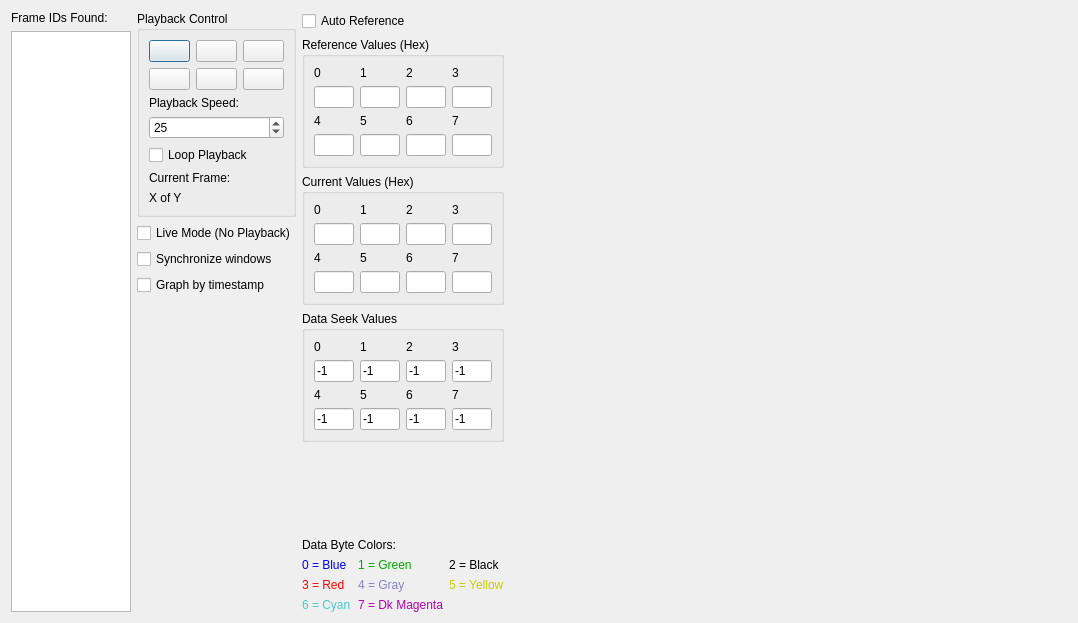
Old version of the form ui/flowviewwindow.ui in the repository collin80/SavvyCAN.
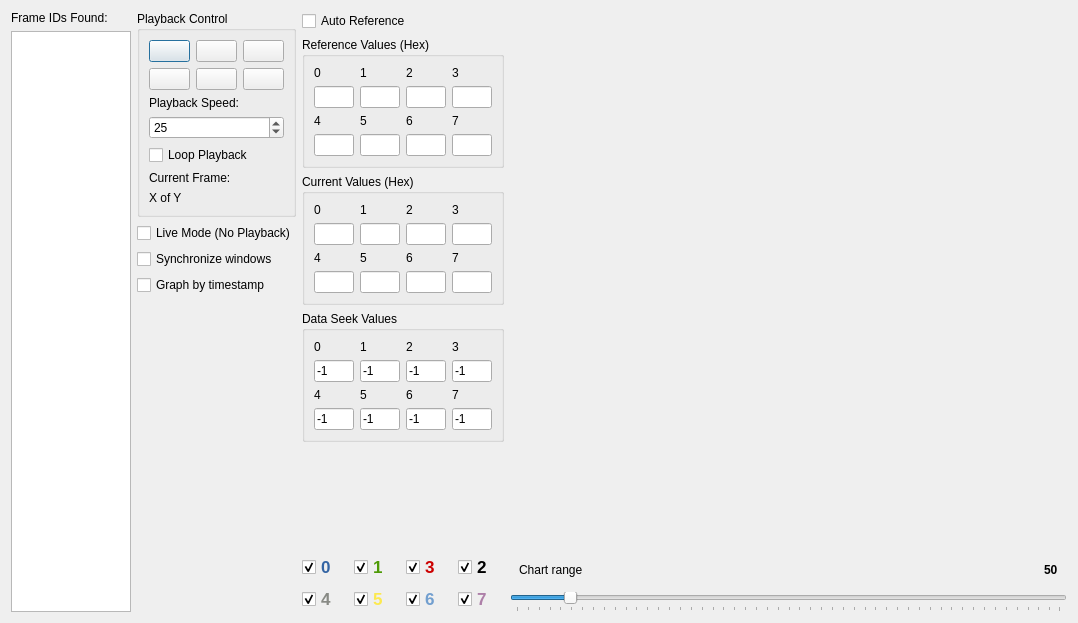
New version of the form. Icons and pictures are not drawn. Custom widgets are drawn as their Qt base class.

Commit message: Add selection of graph charts and slider to change chart range to flow view

The edit to the form file:
```diff
--- a/ui/flowviewwindow.ui
+++ b/ui/flowviewwindow.ui
@@ -1030,26 +1030,73 @@
        </property>
       </spacer>
      </item>
-     <item>
-      <widget class="QLabel" name="label_4">
-       <property name="text">
-        <string>Data Byte Colors:</string>
-       </property>
-      </widget>
-     </item>
      <item>
       <layout class="QGridLayout" name="gridLayout">
        <item row="0" column="0">
-        <widget class="QLabel" name="label_21">
+        <widget class="QCheckBox" name="check_0">
          <property name="palette">
           <palette>
            <active>
             <colorrole role="WindowText">
              <brush brushstyle="SolidPattern">
               <color alpha="255">
+               <red>52</red>
+               <green>101</green>
+               <blue>164</blue>
+              </color>
+             </brush>
+            </colorrole>
+           </active>
+           <inactive>
+            <colorrole role="WindowText">
+             <brush brushstyle="SolidPattern">
+              <color alpha="255">
+               <red>52</red>
+               <green>101</green>
+               <blue>164</blue>
+              </color>
+             </brush>
+            </colorrole>
+           </inactive>
+           <disabled>
+            <colorrole role="WindowText">
+             <brush brushstyle="SolidPattern">
+              <color alpha="255">
+               <red>120</red>
+               <green>120</green>
+               <blue>120</blue>
+              </color>
+             </brush>
+            </colorrole>
+           </disabled>
+          </palette>
+         </property>
+         <property name="font">
+          <font>
+           <pointsize>13</pointsize>
+           <weight>75</weight>
+           <bold>true</bold>
+          </font>
+         </property>
+         <property name="text">
+          <string>0</string>
+         </property>
+         <property name="checked">
+          <bool>true</bool>
+         </property>
+        </widget>
+       </item>
+       <item row="0" column="3">
+        <widget class="QCheckBox" name="check_2">
+         <property name="palette">
+          <palette>
+           <active>
+            <colorrole role="WindowText">
+             <brush brushstyle="SolidPattern">
+              <color alpha="255">
                <red>0</red>
                <green>0</green>
-               <blue>255</blue>
+               <blue>0</blue>
               </color>
              </brush>
             </colorrole>
@@ -1060,7 +1107,7 @@
               <color alpha="255">
                <red>0</red>
                <green>0</green>
-               <blue>255</blue>
+               <blue>0</blue>
               </color>
              </brush>
             </colorrole>
@@ -1078,29 +1125,140 @@
            </disabled>
           </palette>
          </property>
+         <property name="font">
+          <font>
+           <pointsize>13</pointsize>
+           <weight>75</weight>
+           <bold>true</bold>
+          </font>
+         </property>
          <property name="text">
-          <string>0 = Blue</string>
+          <string>2</string>
+         </property>
+         <property name="checked">
+          <bool>true</bool>
+         </property>
+        </widget>
+       </item>
+       <item row="0" column="1">
+        <widget class="QCheckBox" name="check_1">
+         <property name="palette">
+          <palette>
+           <active>
+            <colorrole role="WindowText">
+             <brush brushstyle="SolidPattern">
+              <color alpha="255">
+               <red>78</red>
+               <green>154</green>
+               <blue>6</blue>
+              </color>
+             </brush>
+            </colorrole>
+           </active>
+           <inactive>
+            <colorrole role="WindowText">
+             <brush brushstyle="SolidPattern">
+              <color alpha="255">
+               <red>78</red>
+               <green>154</green>
+               <blue>6</blue>
+              </color>
+             </brush>
+            </colorrole>
+           </inactive>
+           <disabled>
+            <colorrole role="WindowText">
+             <brush brushstyle="SolidPattern">
+              <color alpha="255">
+               <red>120</red>
+               <green>120</green>
+               <blue>120</blue>
+              </color>
+             </brush>
+            </colorrole>
+           </disabled>
+          </palette>
+         </property>
+         <property name="font">
+          <font>
+           <pointsize>13</pointsize>
+           <weight>75</weight>
+           <bold>true</bold>
+          </font>
+         </property>
+         <property name="text">
+          <string>1</string>
+         </property>
+         <property name="checked">
+          <bool>true</bool>
          </property>
         </widget>
        </item>
        <item row="0" column="2">
-        <widget class="QLabel" name="label_23">
+        <widget class="QCheckBox" name="check_3">
+         <property name="palette">
+          <palette>
+           <active>
+            <colorrole role="WindowText">
+             <brush brushstyle="SolidPattern">
+              <color alpha="255">
+               <red>204</red>
+               <green>0</green>
+               <blue>0</blue>
+              </color>
+             </brush>
+            </colorrole>
+           </active>
+           <inactive>
+            <colorrole role="WindowText">
+             <brush brushstyle="SolidPattern">
+              <color alpha="255">
+               <red>204</red>
+               <green>0</green>
+               <blue>0</blue>
+              </color>
+             </brush>
+            </colorrole>
+           </inactive>
+           <disabled>
+            <colorrole role="WindowText">
+             <brush brushstyle="SolidPattern">
+              <color alpha="255">
+               <red>120</red>
+               <green>120</green>
+               <blue>120</blue>
+              </color>
+             </brush>
+            </colorrole>
+           </disabled>
+          </palette>
+         </property>
+         <property name="font">
+          <font>
+           <pointsize>13</pointsize>
+           <weight>75</weight>
+           <bold>true</bold>
+          </font>
+         </property>
          <property name="text">
-          <string>2 = Black</string>
+          <string>3</string>
+         </property>
+         <property name="checked">
+          <bool>true</bool>
          </property>
         </widget>
        </item>
        <item row="1" column="0">
-        <widget class="QLabel" name="label_24">
+        <widget class="QCheckBox" name="check_4">
          <property name="palette">
           <palette>
            <active>
             <colorrole role="WindowText">
              <brush brushstyle="SolidPattern">
               <color alpha="255">
-               <red>255</red>
-               <green>0</green>
-               <blue>0</blue>
+               <red>136</red>
+               <green>138</green>
+               <blue>133</blue>
               </color>
              </brush>
             </colorrole>
@@ -1109,9 +1267,9 @@
             <colorrole role="WindowText">
              <brush brushstyle="SolidPattern">
               <color alpha="255">
-               <red>255</red>
-               <green>0</green>
-               <blue>0</blue>
+               <red>136</red>
+               <green>138</green>
+               <blue>133</blue>
               </color>
              </brush>
             </colorrole>
@@ -1129,22 +1287,32 @@
            </disabled>
           </palette>
          </property>
+         <property name="font">
+          <font>
+           <pointsize>13</pointsize>
+           <weight>75</weight>
+           <bold>true</bold>
+          </font>
+         </property>
          <property name="text">
-          <string>3 = Red</string>
+          <string>4</string>
+         </property>
+         <property name="checked">
+          <bool>true</bool>
          </property>
         </widget>
        </item>
        <item row="1" column="1">
-        <widget class="QLabel" name="label_25">
+        <widget class="QCheckBox" name="check_5">
          <property name="palette">
           <palette>
            <active>
             <colorrole role="WindowText">
              <brush brushstyle="SolidPattern">
               <color alpha="255">
-               <red>133</red>
-               <green>133</green>
-               <blue>199</blue>
+               <red>252</red>
+               <green>233</green>
+               <blue>79</blue>
               </color>
              </brush>
             </colorrole>
@@ -1153,9 +1321,9 @@
             <colorrole role="WindowText">
              <brush brushstyle="SolidPattern">
               <color alpha="255">
-               <red>133</red>
-               <green>133</green>
-               <blue>199</blue>
+               <red>252</red>
+               <green>233</green>
+               <blue>79</blue>
               </color>
              </brush>
             </colorrole>
@@ -1173,66 +1341,32 @@
            </disabled>
           </palette>
          </property>
-         <property name="text">
-          <string>4 = Gray</string>
+         <property name="font">
+          <font>
+           <pointsize>13</pointsize>
+           <weight>75</weight>
+           <bold>true</bold>
+          </font>
          </property>
-        </widget>
-       </item>
-       <item row="0" column="1">
-        <widget class="QLabel" name="label_22">
-         <property name="palette">
-          <palette>
-           <active>
-            <colorrole role="WindowText">
-             <brush brushstyle="SolidPattern">
-              <color alpha="255">
-               <red>0</red>
-               <green>170</green>
-               <blue>0</blue>
-              </color>
-             </brush>
-            </colorrole>
-           </active>
-           <inactive>
-            <colorrole role="WindowText">
-             <brush brushstyle="SolidPattern">
-              <color alpha="255">
-               <red>0</red>
-               <green>170</green>
-               <blue>0</blue>
-              </color>
-             </brush>
-            </colorrole>
-           </inactive>
-           <disabled>
-            <colorrole role="WindowText">
-             <brush brushstyle="SolidPattern">
-              <color alpha="255">
-               <red>120</red>
-               <green>120</green>
-               <blue>120</blue>
-              </color>
-             </brush>
-            </colorrole>
-           </disabled>
-          </palette>
-         </property>
          <property name="text">
-          <string>1 = Green</string>
+          <string>5</string>
+         </property>
+         <property name="checked">
+          <bool>true</bool>
          </property>
         </widget>
        </item>
        <item row="1" column="2">
-        <widget class="QLabel" name="label_26">
+        <widget class="QCheckBox" name="check_6">
          <property name="palette">
           <palette>
            <active>
             <colorrole role="WindowText">
              <brush brushstyle="SolidPattern">
               <color alpha="255">
-               <red>203</red>
-               <green>203</green>
-               <blue>0</blue>
+               <red>114</red>
+               <green>159</green>
+               <blue>207</blue>
               </color>
              </brush>
             </colorrole>
@@ -1241,9 +1375,9 @@
             <colorrole role="WindowText">
              <brush brushstyle="SolidPattern">
               <color alpha="255">
-               <red>203</red>
-               <green>203</green>
-               <blue>0</blue>
+               <red>114</red>
+               <green>159</green>
+               <blue>207</blue>
               </color>
              </brush>
             </colorrole>
@@ -1261,66 +1395,32 @@
            </disabled>
           </palette>
          </property>
-         <property name="text">
-          <string>5 = Yellow</string>
+         <property name="font">
+          <font>
+           <pointsize>13</pointsize>
+           <weight>75</weight>
+           <bold>true</bold>
+          </font>
          </property>
-        </widget>
-       </item>
-       <item row="2" column="0">
-        <widget class="QLabel" name="label_27">
-         <property name="palette">
-          <palette>
-           <active>
-            <colorrole role="WindowText">
-             <brush brushstyle="SolidPattern">
-              <color alpha="255">
-               <red>68</red>
-               <green>204</green>
-               <blue>204</blue>
-              </color>
-             </brush>
-            </colorrole>
-           </active>
-           <inactive>
-            <colorrole role="WindowText">
-             <brush brushstyle="SolidPattern">
-              <color alpha="255">
-               <red>68</red>
-               <green>204</green>
-               <blue>204</blue>
-              </color>
-             </brush>
-            </colorrole>
-           </inactive>
-           <disabled>
-            <colorrole role="WindowText">
-             <brush brushstyle="SolidPattern">
-              <color alpha="255">
-               <red>120</red>
-               <green>120</green>
-               <blue>120</blue>
-              </color>
-             </brush>
-            </colorrole>
-           </disabled>
-          </palette>
-         </property>
          <property name="text">
-          <string>6 = Cyan</string>
+          <string>6</string>
          </property>
+         <property name="checked">
+          <bool>true</bool>
+         </property>
         </widget>
        </item>
-       <item row="2" column="1">
-        <widget class="QLabel" name="label_28">
+       <item row="1" column="3">
+        <widget class="QCheckBox" name="check_7">
          <property name="palette">
           <palette>
            <active>
             <colorrole role="WindowText">
              <brush brushstyle="SolidPattern">
               <color alpha="255">
-               <red>180</red>
-               <green>0</green>
-               <blue>180</blue>
+               <red>173</red>
+               <green>127</green>
+               <blue>168</blue>
               </color>
              </brush>
             </colorrole>
@@ -1329,9 +1429,9 @@
             <colorrole role="WindowText">
              <brush brushstyle="SolidPattern">
               <color alpha="255">
-               <red>180</red>
-               <green>0</green>
-               <blue>180</blue>
+               <red>173</red>
+               <green>127</green>
+               <blue>168</blue>
               </color>
              </brush>
             </colorrole>
@@ -1349,8 +1449,18 @@
            </disabled>
           </palette>
          </property>
+         <property name="font">
+          <font>
+           <pointsize>13</pointsize>
+           <weight>75</weight>
+           <bold>true</bold>
+          </font>
+         </property>
          <property name="text">
-          <string>7 = Dk Magenta</string>
+          <string>7</string>
+         </property>
+         <property name="checked">
+          <bool>true</bool>
          </property>
         </widget>
        </item>
@@ -1368,6 +1478,81 @@
        <item>
         <widget class="QCustomPlot" name="graphView" native="true"/>
        </item>
+       <item>
+        <layout class="QFormLayout" name="formLayout"/>
+       </item>
+       <item>
+        <widget class="QFrame" name="horizontalFrame">
+         <property name="sizePolicy">
+          <sizepolicy hsizetype="Preferred" vsizetype="Fixed">
+           <horstretch>0</horstretch>
+           <verstretch>0</verstretch>
+          </sizepolicy>
+         </property>
+         <layout class="QHBoxLayout" name="horizontalLayout_5" stretch="0,0">
+          <item>
+           <widget class="QLabel" name="label_29">
+            <property name="sizePolicy">
+             <sizepolicy hsizetype="Preferred" vsizetype="Fixed">
+              <horstretch>0</horstretch>
+              <verstretch>0</verstretch>
+             </sizepolicy>
+            </property>
+            <property name="text">
+             <string>Chart range</string>
+            </property>
+           </widget>
+          </item>
+          <item>
+           <widget class="QLabel" name="rangeValue">
+            <property name="sizePolicy">
+             <sizepolicy hsizetype="Fixed" vsizetype="Fixed">
+              <horstretch>0</horstretch>
+              <verstretch>0</verstretch>
+             </sizepolicy>
+            </property>
+            <property name="font">
+             <font>
+              <weight>75</weight>
+              <bold>true</bold>
+             </font>
+            </property>
+            <property name="text">
+             <string>50</string>
+            </property>
+           </widget>
+          </item>
+         </layout>
+        </widget>
+       </item>
+       <item>
+        <widget class="QSlider" name="graphRangeSlider">
+         <property name="sizePolicy">
+          <sizepolicy hsizetype="Preferred" vsizetype="Fixed">
+           <horstretch>0</horstretch>
+           <verstretch>0</verstretch>
+          </sizepolicy>
+         </property>
+         <property name="minimum">
+          <number>1</number>
+         </property>
+         <property name="maximum">
+          <number>500</number>
+         </property>
+         <property name="value">
+          <number>50</number>
+         </property>
+         <property name="orientation">
+          <enum>Qt::Horizontal</enum>
+         </property>
+         <property name="tickPosition">
+          <enum>QSlider::TicksBelow</enum>
+         </property>
+         <property name="tickInterval">
+          <number>10</number>
+         </property>
+        </widget>
+       </item>
       </layout>
      </item>
     </layout>
```
The commit also changes 2 other files.
